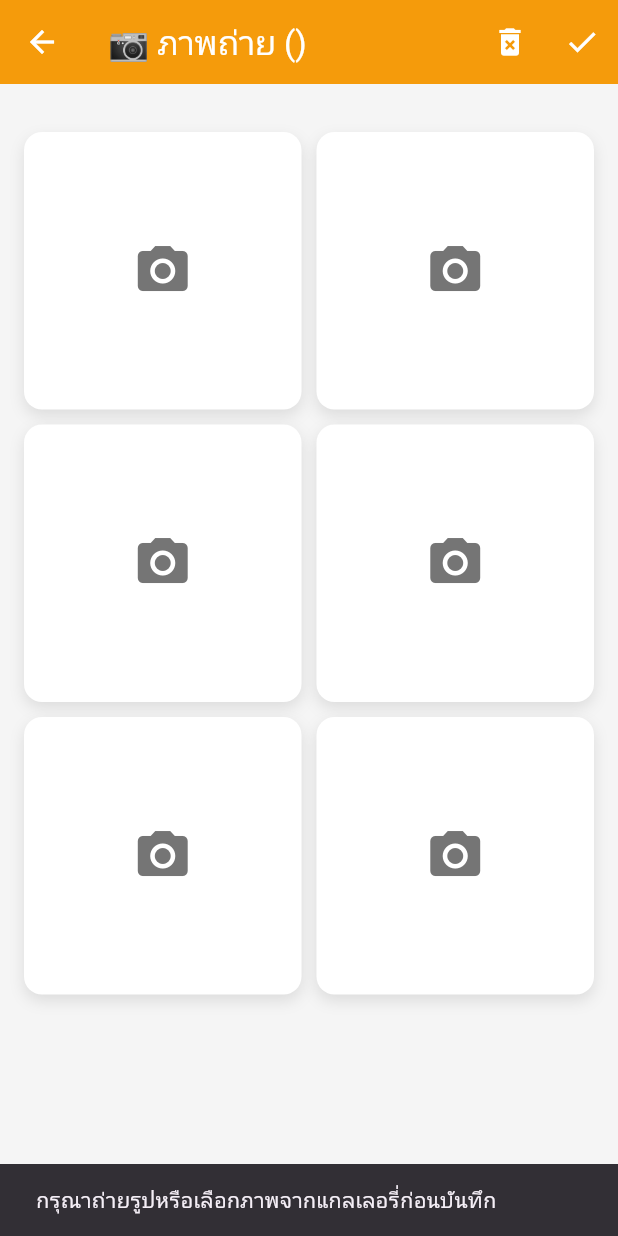
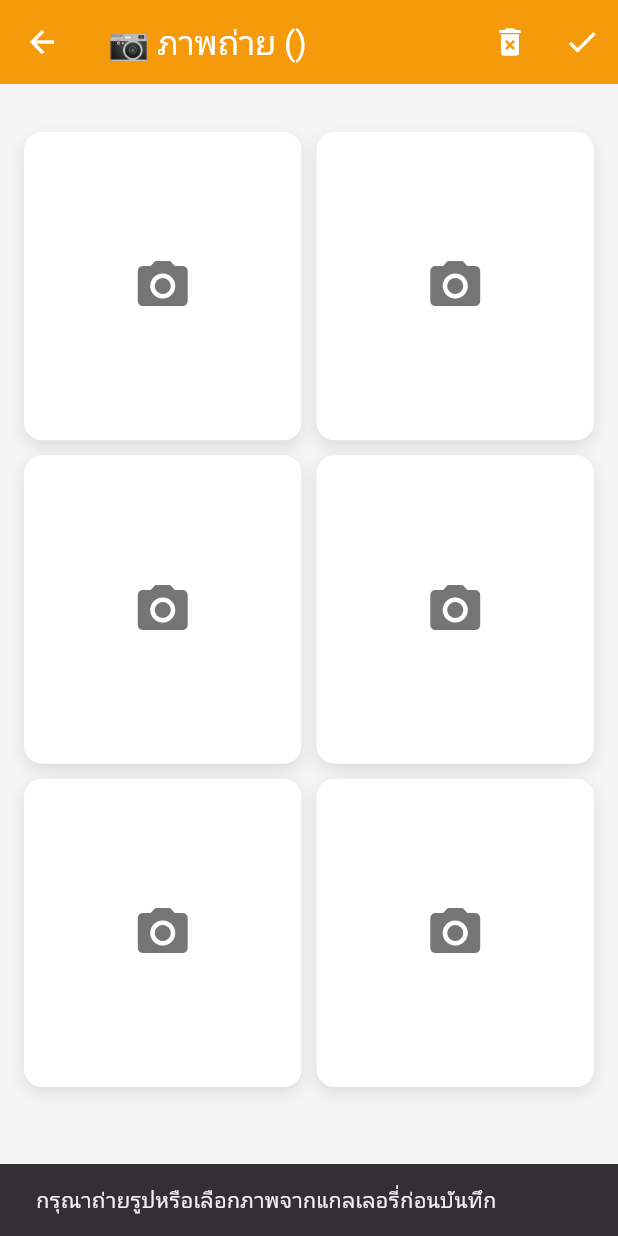
Before and after one commit to ArrayBitt/SYB_mobile, a Flutter app: the SaveRushPage screen opened directly with empty values, item 2 of the bottom bar chosen, after a tap on the "check" icon, on a phone screen of 412 x 824 dp. Run offline on Flutter 3.47's test engine with Material 3 defaults, Android fonts, the phone set to English and light mode, and no system bars; our stand-ins replace google_fonts, image_picker, permission_handler, shared_preferences; missing offline and left inert: flutter_pdfview; accounts and stored records are empty; network calls fail; Roboto replaces fonts that are missing (Prompt).

Commit message:
updat_complate_camerapage_namecontract

```diff
--- a/lib/states/cameraGridPage.dart
+++ b/lib/states/cameraGridPage.dart
@@ -119,19 +119,20 @@ class _CameraGridPageState extends State<CameraGridPage> {
       _textControllers.forEach((controller) => controller.clear());
     });
   }
-Future<void> _uploadImagesToPicUploadAPI(List<File?> imageFiles) async {
+
+  Future<List<String>> _uploadImagesToPicUploadAPI(
+    List<File?> imageFiles,
+  ) async {
     final uri = Uri.parse(
       'https://ppw.somjai.app/PPWSJ/api/appfollowup/picupload_api.php',
     );
 
     var request = http.MultipartRequest('POST', uri);
 
-    // ส่งไฟล์จาก _imageFiles ไปยัง API
     for (int i = 0; i < imageFiles.length; i++) {
       if (imageFiles[i] != null) {
-        // ใช้ชื่อฟิลด์ตามที่กำหนดใน PHP เช่น fileA, fileB, ...
         var pic = await http.MultipartFile.fromPath(
-          'file${String.fromCharCode(65 + i)}', // fileA, fileB, fileC, ...
+          'file${String.fromCharCode(65 + i)}',
           imageFiles[i]!.path,
         );
         request.files.add(pic);
@@ -145,57 +146,41 @@ Future<void> _uploadImagesToPicUploadAPI(List<File?> imageFiles) async {
       final decoded = json.decode(respStr);
 
       if (decoded['status'] == 'success') {
-        print('Upload to picupload_api.php successful!');
-        List<String> fileNames = [];
-        for (int i = 0; i < imageFiles.length; i++) {
-          final file = imageFiles[i];
-          if (file != null) {
-            fileNames.add(path.basename(file.path));
+        print('✅ อัปโหลดเสร็จเรียบร้อย');
+
+        List<String> uploadedFileNames = [];
+        if (decoded['files'] != null) {
+          for (var f in decoded['files']) {
+            uploadedFileNames.add(f['file_name']);
           }
         }
 
-        // ส่งข้อมูลกลับไปยังหน้าถัดไป (saverush.dart)
-        Navigator.pop(context, {
-          'contractno': widget.contractno,
-          'fileNames': fileNames,
-        });
+        return uploadedFileNames;
       } else {
-        print('Failed to upload to picupload_api.php: ${decoded['message']}');
+        throw Exception('API Error: ${decoded['message']}');
       }
     } else {
-      print(
-        'Failed to send request to picupload_api.php. Status code: ${response.statusCode}',
-      );
+      throw Exception('HTTP Error ${response.statusCode}');
     }
   }
 
+  void _saveImagesAndReturn() async {
+    if (_imageFiles.any((file) => file != null)) {
+      try {
+        List<String> uploadedFileNames = await _uploadImagesToPicUploadAPI(
+          _imageFiles,
+        );
 
-  void _saveImagesAndReturn() {
-    final fileNames = <String?>[];
-
-    for (int i = 0; i < _imageFiles.length; i++) {
-      final file = _imageFiles[i];
-      if (file != null) {
-        fileNames.add(path.basename(file.path));
-      } else {
-        fileNames.add(null);
-      }
-    }
-
-    if (fileNames.any((file) => file != null)) {
-      _uploadImagesToPicUploadAPI(_imageFiles)
-          .then((_) {
         Navigator.pop(context, {
           'contractno': widget.contractno,
-              'fileNames': fileNames,
+          'fileNames': uploadedFileNames,
         });
-          })
-          .catchError((e) {
-            print('Error uploading images: $e');
+      } catch (e) {
+        print('❌ Error uploading images: $e');
         ScaffoldMessenger.of(context).showSnackBar(
           SnackBar(content: Text('เกิดข้อผิดพลาดในการอัปโหลดรูปภาพ')),
         );
-          });
+      }
     } else {
       ScaffoldMessenger.of(context).showSnackBar(
         SnackBar(
@@ -265,7 +250,7 @@ Future<void> _uploadImagesToPicUploadAPI(List<File?> imageFiles) async {
                   crossAxisCount: 2,
                   crossAxisSpacing: 10,
                   mainAxisSpacing: 10,
-                  childAspectRatio: 1,
+                  childAspectRatio: 0.9,
                 ),
                 itemCount: 6,
                 itemBuilder: (context, index) {
@@ -284,19 +269,54 @@ Future<void> _uploadImagesToPicUploadAPI(List<File?> imageFiles) async {
                           ),
                         ],
                       ),
+                      child: Stack(
+                        children: [
+                          ClipRRect(
+                            borderRadius: BorderRadius.circular(12),
                             child:
                                 image == null
-                              ? Icon(
+                                    ? Center(
+                                      child: Icon(
                                         Icons.camera_alt,
                                         size: 40,
                                         color: Colors.grey.shade600,
+                                      ),
                                     )
-                              : ClipRRect(
-                                borderRadius: BorderRadius.circular(12),
-                                child: Image.file(image, fit: BoxFit.cover),
+                                    : Image.file(
+                                      image,
+                                      fit: BoxFit.cover,
+                                      width: double.infinity,
+                                      height: double.infinity,
+                                    ),
+                          ),
+                          if (image != null)
+                            Positioned(
+                              bottom: 8,
+                              left: 8,
+                              child: Container(
+                                padding: EdgeInsets.symmetric(
+                                  horizontal: 6,
+                                  vertical: 2,
+                                ),
+                                decoration: BoxDecoration(
+                                  color: Colors.black.withOpacity(0.6),
+                                  borderRadius: BorderRadius.circular(6),
+                                ),
+                                child: Text(
+                                  path.basename(image.path),
+                                  style: GoogleFonts.prompt(
+                                    fontSize: 12,
+                                    color: Colors.white,
+                                  ),
+                                  overflow: TextOverflow.ellipsis,
+                                ),
+                              ),
+                            ),
+                        ],
                       ),
                     ),
                   );
+
                 },
               ),
             ),
--- a/lib/states/saverush.dart
+++ b/lib/states/saverush.dart
@@ -418,33 +418,28 @@ class _SaveRushPageState extends State<SaveRushPage> {
                   ),
                   _buildTextField(
                     label: 'สถานที่',
-                    icon: Icons.place,
+                    icon: Icons.location_on,
                     controller: _locationController,
-                    maxLines: 2,
                   ),
-                  SizedBox(height: 16),
                 ],
               ),
             ),
           ),
-          Positioned(
-            bottom: 0,
-            left: 0,
-            right: 0,
-            child: BottomNavigationBar(
+          if (_isSaving)
+            Center(child: CircularProgressIndicator()),
+        ],
+      ),
+      bottomNavigationBar: BottomNavigationBar(
         currentIndex: _selectedIndex,
         onTap: _onItemTapped,
-              items: [
+        items: const [
           BottomNavigationBarItem(
             icon: Icon(Icons.save),
             label: 'บันทึก',
           ),
           BottomNavigationBarItem(
             icon: Icon(Icons.camera_alt),
-                  label: 'ถ่ายรูป',
-                ),
-              ],
-            ),
+            label: 'ถ่ายภาพ',
           ),
         ],
       ),
```
Lines whose indentation alone changed are shown as unchanged.
